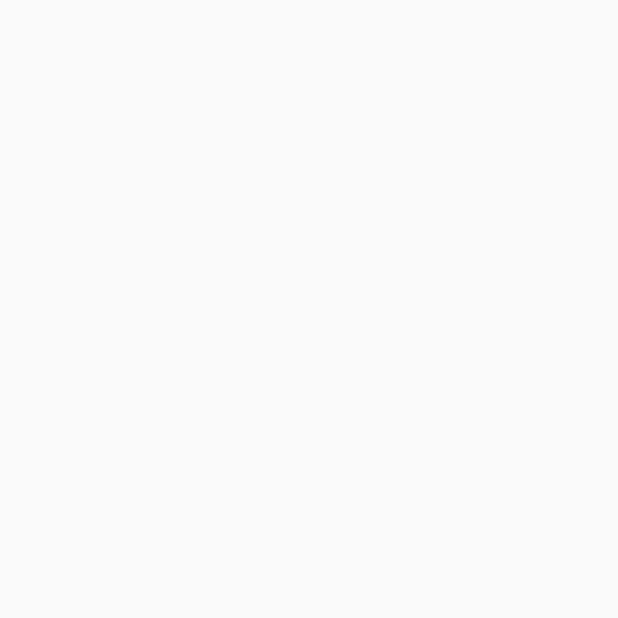
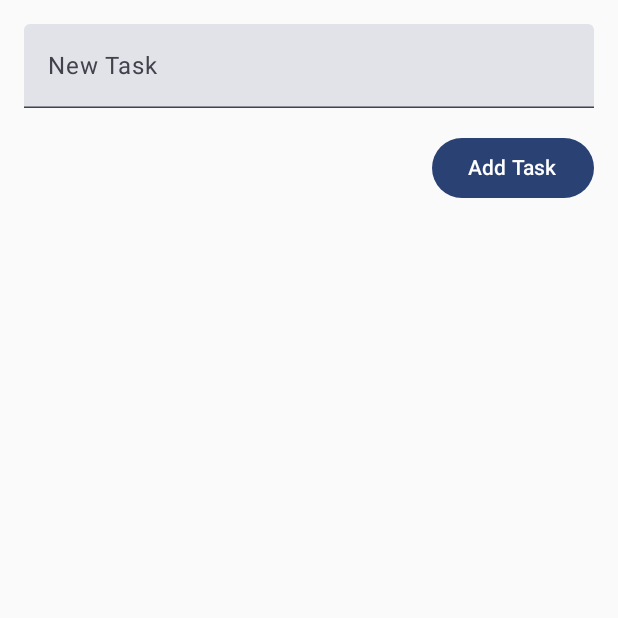
Before and after one commit to CroyzCamel/task_two_sqlite3, an Android app built with Jetpack Compose: the screen it shows after launch (MainActivity), on a phone screen of 412 x 824 dp, the top half of it. Before the commit the part shown is empty. Run offline under Robolectric (Android 15) with nearby library versions, the phone set to English and light mode, and no system bars.

Commit message:
Adding Ui sqlite3

```diff
--- a/app/src/main/java/com/example/task_two_sqlite/MainActivity.kt
+++ b/app/src/main/java/com/example/task_two_sqlite/MainActivity.kt
@@ -1,26 +1,82 @@
 package com.example.task_two_sqlite
 
+import android.database.sqlite.SQLiteOpenHelper
 import android.os.Bundle
 import androidx.activity.ComponentActivity
 import androidx.activity.compose.setContent
-import androidx.activity.enableEdgeToEdge
+import androidx.compose.foundation.layout.Column
+import androidx.compose.foundation.layout.Spacer
 import androidx.compose.foundation.layout.fillMaxSize
+import androidx.compose.foundation.layout.fillMaxWidth
+import androidx.compose.foundation.layout.height
 import androidx.compose.foundation.layout.padding
-import androidx.compose.material3.Scaffold
+import androidx.compose.foundation.lazy.LazyColumn
+import androidx.compose.foundation.lazy.items
+import androidx.compose.material3.Button
 import androidx.compose.material3.Text
+import androidx.compose.material3.TextField
 import androidx.compose.runtime.Composable
+import androidx.compose.runtime.getValue
+import androidx.compose.runtime.mutableStateOf
+import androidx.compose.runtime.remember
+import androidx.compose.runtime.setValue
+import androidx.compose.ui.Alignment
 import androidx.compose.ui.Modifier
-import androidx.compose.ui.tooling.preview.Preview
+import androidx.compose.ui.unit.dp
 import com.example.task_two_sqlite.ui.theme.Task_two_sqliteTheme
 
 class MainActivity : ComponentActivity() {
+    private lateinit var dbhelper: TaskDatabaseHelper
+
     override fun onCreate(savedInstanceState: Bundle?) {
         super.onCreate(savedInstanceState)
-        enableEdgeToEdge()
         setContent {
+            dbhelper = TaskDatabaseHelper(this@MainActivity)
             Task_two_sqliteTheme {
-
+                TaskApp(dbhelper)
             }
         }
     }
 }
+
+@Composable
+fun TaskApp(dbHelper: TaskDatabaseHelper) {
+    val tasks by remember { mutableStateOf(dbHelper.getAllTasks()) }
+    var newTaskTitle by remember { mutableStateOf("") }
+
+    Column(
+        modifier = Modifier
+            .fillMaxSize()
+            .padding(16.dp)
+    ) {
+        TextField(
+            value = newTaskTitle,
+            onValueChange = { newTaskTitle = it },
+            label = { Text("New Task") },
+            modifier = Modifier.fillMaxWidth()
+        )
+        Spacer(modifier = Modifier.height(16.dp))
+        Button(
+            onClick = {
+                val taskId = dbHelper.addTask(newTaskTitle)
+                if (taskId != -1L) {
+                    newTaskTitle = ""
+                }
+            },
+            modifier = Modifier.align(Alignment.End)
+        ) {
+            Text("Add Task")
+        }
+        Spacer(modifier = Modifier.height(16.dp))
+        TaskList(tasks)
+    }
+}
+
+@Composable
+fun TaskList(tasks: List<Task>) {
+    LazyColumn {
+        items(tasks) { task ->
+            Text(text = task.title, modifier = Modifier.padding(8.dp))
+        }
+    }
+}
--- a/app/src/main/java/com/example/task_two_sqlite/TaskDatabaseHelper.kt
+++ b/app/src/main/java/com/example/task_two_sqlite/TaskDatabaseHelper.kt
@@ -40,8 +40,8 @@ class TaskDatabaseHelper(context: Context): SQLiteOpenHelper(context, DATABASE_N
     }
 
     fun getAllTasks(): List<Task> {
+        val db = readableDatabase
         val tasks = mutableListOf<Task>()
-        val db = readableDatabase
         val cursor = db.query(TABLE_TASK, null, null, null, null, null, null)
         while (cursor.moveToNext()) {
             val id = cursor.getLong(cursor.getColumnIndexOrThrow(COLUMN_ID))
```
